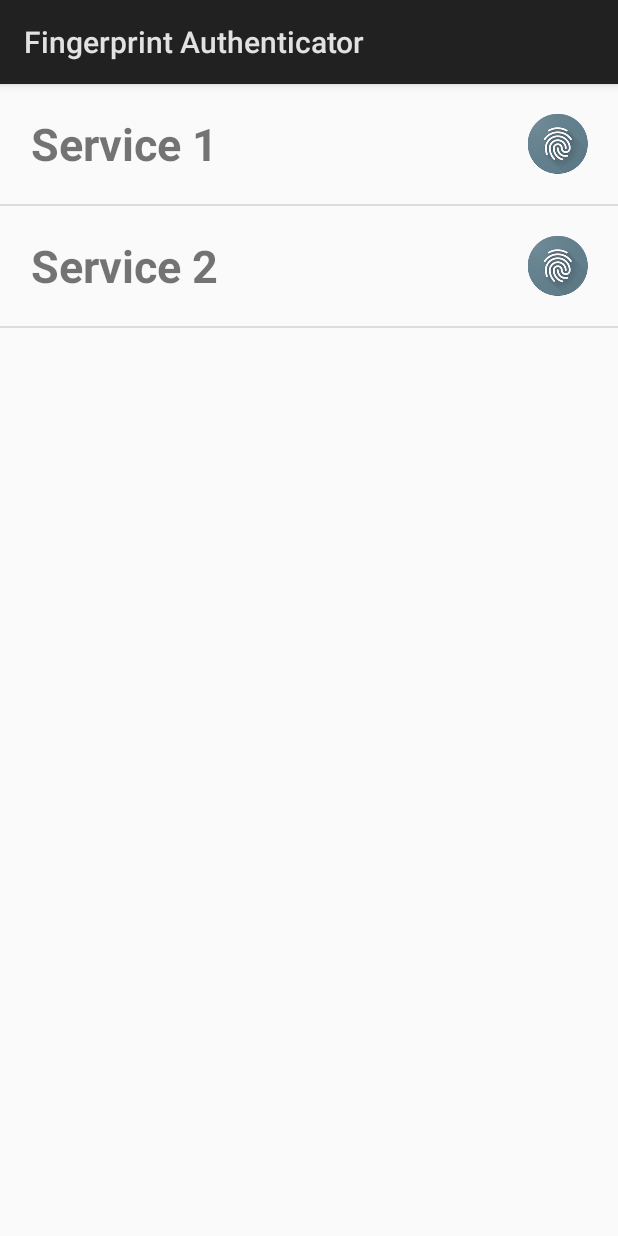
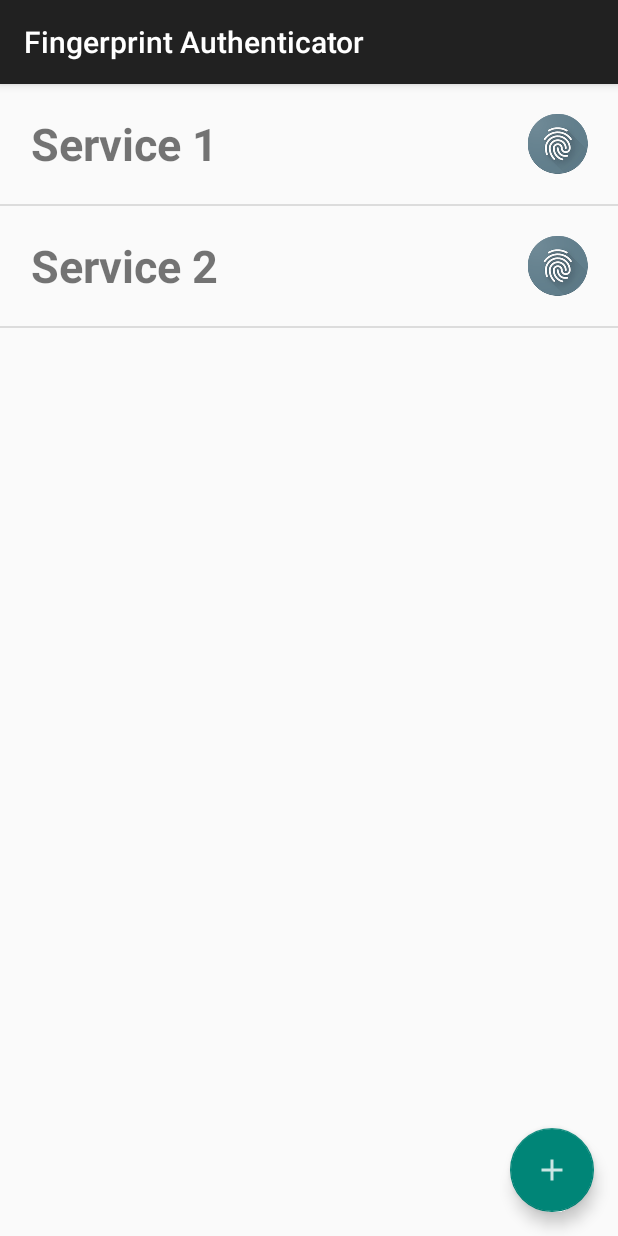
Before and after one commit to griase94/FingerprintAuthenticatorApp, an Android app: the screen it shows after launch (AuthenticatorMainActivity), on a phone screen of 412 x 824 dp. Run offline under Robolectric (Android 15) with nearby library versions, the phone set to English and light mode, and no system bars; pictures from the network do not load.

Commit message:
added Floating action button

```diff
--- a/app/build.gradle
+++ b/app/build.gradle
@@ -19,6 +19,10 @@ android {
     }
 }
 
+ext {
+    supportLibVersion = '26.1.0'  // variable that can be referenced to keep support libs consistent
+}
+
 dependencies {
     implementation 'com.android.support:appcompat-v7:26.1.0'
     compile fileTree(dir: 'libs', include: ['*.jar'])
@@ -27,4 +31,7 @@ dependencies {
     })
     compile 'com.android.support.constraint:constraint-layout:1.0.2'
     testCompile 'junit:junit:4.12'
+
+    compile "com.android.support:appcompat-v7:${supportLibVersion}"
+    compile "com.android.support:design:${supportLibVersion}"
 }
--- a/app/src/main/java/de/lmu/ifi/fingerprintauthenticator/AuthenticatorMainActivity.java
+++ b/app/src/main/java/de/lmu/ifi/fingerprintauthenticator/AuthenticatorMainActivity.java
@@ -1,13 +1,13 @@
 package de.lmu.ifi.fingerprintauthenticator;
 
 import android.annotation.TargetApi;
-import android.app.Activity;
 import android.hardware.fingerprint.FingerprintManager;
 import android.os.Build;
 import android.os.Bundle;
 import android.security.keystore.KeyGenParameterSpec;
 import android.security.keystore.KeyPermanentlyInvalidatedException;
 import android.security.keystore.KeyProperties;
+import android.support.v7.app.AppCompatActivity;
 import android.util.Log;
 import android.view.View;
 import android.widget.ListView;
@@ -27,7 +27,7 @@ import javax.crypto.KeyGenerator;
 import javax.crypto.NoSuchPaddingException;
 import javax.crypto.SecretKey;
 
-public class AuthenticatorMainActivity extends Activity {
+public class AuthenticatorMainActivity extends AppCompatActivity {
     private static final String TAG = AuthenticatorMainActivity.class.getSimpleName();
 
     private static final String DIALOG_FRAGMENT_TAG = "myFragment";
--- a/app/src/main/res/layout/activity_authenticator_main.xml
+++ b/app/src/main/res/layout/activity_authenticator_main.xml
@@ -1,13 +1,23 @@
 <?xml version="1.0" encoding="utf-8"?>
-<LinearLayout
-    android:orientation="vertical"
+<android.support.design.widget.CoordinatorLayout
+    android:id="@+id/main_content"
+    xmlns:android="http://schemas.android.com/apk/res/android"
+    xmlns:app="http://schemas.android.com/apk/res-auto"
     android:layout_width="match_parent"
-    android:layout_height="match_parent"
-    xmlns:android="http://schemas.android.com/apk/res/android">
+    android:layout_height="match_parent">
 
     <ListView
         android:id="@+id/main_listview"
         android:layout_width="match_parent"
         android:layout_height="match_parent"/>
 
-</LinearLayout>
+    <android.support.design.widget.FloatingActionButton
+        android:layout_width="wrap_content"
+        android:layout_height="wrap_content"
+        android:layout_gravity="bottom|right"
+        android:layout_margin="16dp"
+        android:src="@drawable/ic_add"
+        app:layout_anchor="@id/main_listview"
+        app:layout_anchorGravity="bottom|right|end" />
+
+</android.support.design.widget.CoordinatorLayout>
--- a/app/src/main/res/values/colors.xml
+++ b/app/src/main/res/values/colors.xml
@@ -2,7 +2,7 @@
 <resources>
     <color name="colorPrimary">#263237</color>
     <color name="colorPrimaryDark">#1e282d</color>
-    <color name="colorAccent">#1e282d</color>
+    <color name="colorAccent">#009688</color>
 
 
     <color name="warning_color">#f4511e</color>
--- a/app/src/main/res/values/styles.xml
+++ b/app/src/main/res/values/styles.xml
@@ -1,7 +1,7 @@
 <resources>
 
     <!-- Base application theme. -->
-    <style name="AppTheme" parent="android:Theme.Material.Light.DarkActionBar">
+    <style name="AppTheme" parent="Theme.AppCompat.Light.DarkActionBar">
         <!-- Customize your theme here. -->
     </style>
 
```
Also changed, not shown: app/src/main/res/drawable-hdpi/ic_add.png (added), app/src/main/res/drawable-mdpi/ic_add.png (added), app/src/main/res/drawable-xhdpi/ic_add.png (added), app/src/main/res/drawable-xxhdpi/ic_add.png (added).
